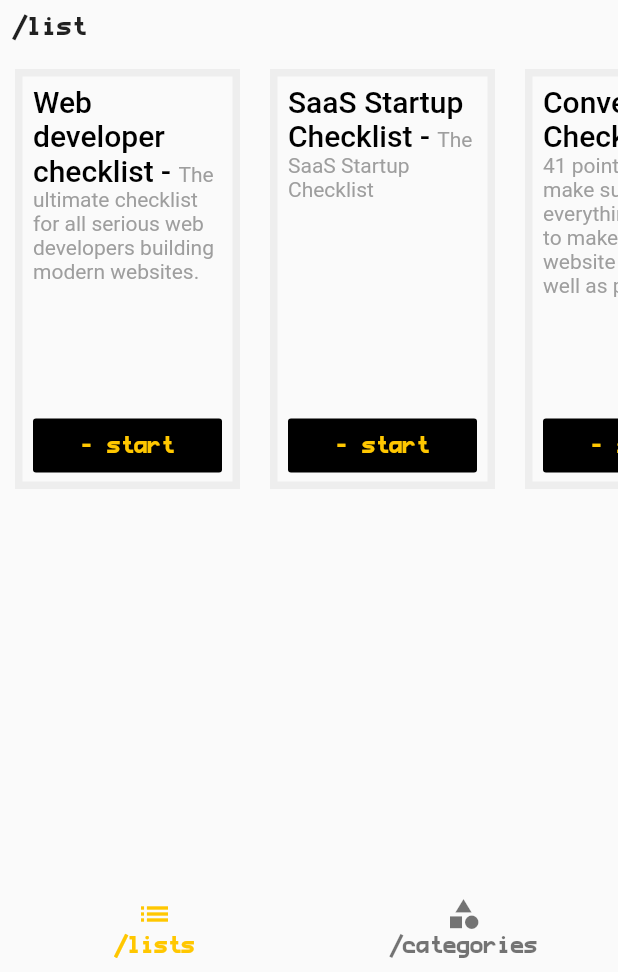
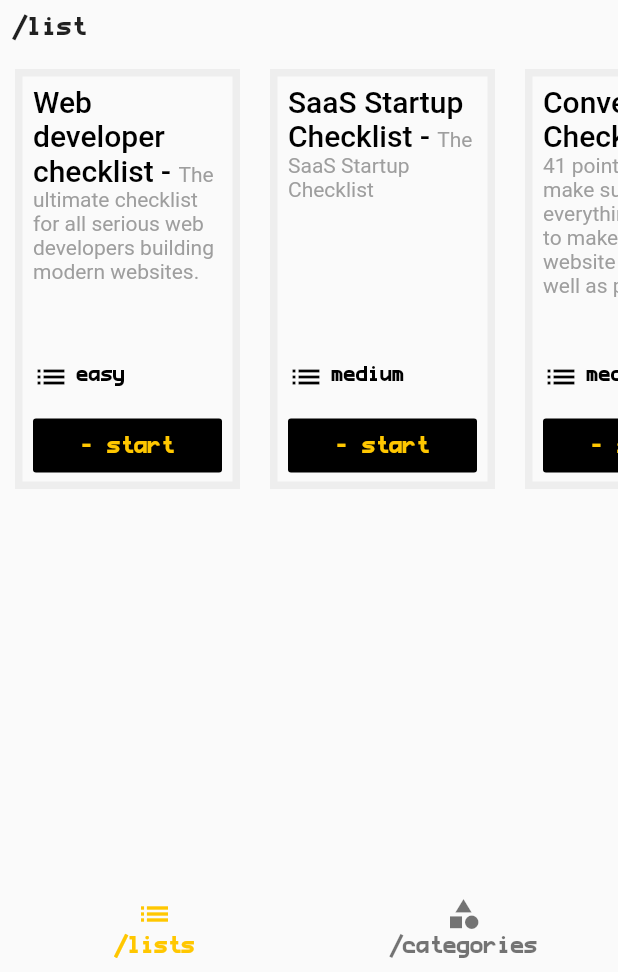
Before and after one commit to enriquesaid/checkthelists, a Flutter app: the screen it shows after launch, on a phone screen of 412 x 824 dp, the part 264-1236 px from its top. Run offline on Flutter 3.47's test engine with Material 2 defaults, Android fonts, the phone set to English and light mode, and no system bars; our stand-ins replace flutter_svg, mobx; missing offline and left inert: flutter_inappwebview; generated files the repository leaves out were written again.

```diff
--- a/lib/components/app_logo.dart
+++ b/lib/components/app_logo.dart
@@ -9,10 +9,12 @@ class AppLogo extends StatelessWidget {
     this.dark = false,
   }) : super(key: key);
 
+  String get logo => 'images/${dark ? 'LogoDark' : 'Logo'}.svg';
+
   @override
   Widget build(BuildContext context) {
     return SvgPicture.asset(
-      'images/${dark ? 'LogoDark' : 'Logo'}.svg',
+      logo,
       alignment: Alignment.topLeft,
     );
   }
--- a/lib/components/checklist_card.dart
+++ b/lib/components/checklist_card.dart
@@ -4,14 +4,12 @@ import 'package:flutter/material.dart';
 import 'package:flutter_inappwebview/flutter_inappwebview.dart';
 
 class CheckListCard extends StatelessWidget {
-  final int index;
   final Category category;
   final Checklist checklist;
   final ChromeSafariBrowser browser;
 
   const CheckListCard({
     Key key,
-    this.index = 0,
     this.checklist,
     this.category,
     this.browser
@@ -38,9 +36,11 @@ class CheckListCard extends StatelessWidget {
         ),
         child: Column(
           mainAxisSize: MainAxisSize.max,
+          mainAxisAlignment: MainAxisAlignment.spaceBetween,
           crossAxisAlignment: CrossAxisAlignment.stretch,
           children: <Widget>[
-            RichText(
+            Expanded(
+              child: RichText(
                 overflow: TextOverflow.ellipsis,
                 maxLines: 8,
                 text: TextSpan(
@@ -54,34 +54,41 @@ class CheckListCard extends StatelessWidget {
                   ]
                 )
               ),
-            Spacer(),
-            // Row(
-            //   children: <Widget>[
-            //     Icon(
-            //       Icons.list,
-            //       color: Theme.of(context).textTheme.subtitle.color
-            //     ),
-            //     SizedBox(width: 5),
-            //     Text(
-            //       checklist.difficulty,
-            //       style: Theme.of(context).textTheme.subtitle,
-            //       maxLines: 1,
-            //       overflow: TextOverflow.ellipsis,
-            //     )
-            //   ]
-            // ),
+            ),
+            SizedBox(height: 10),
+            Wrap(
+              children: <Widget>[
+                Icon(
+                  Icons.list,
+                  color: Theme.of(context).textTheme.subtitle.color
+                ),
+                SizedBox(width: 5),
+                Padding(
+                  padding: EdgeInsets.only(top: 3),
+                  child: Text(
+                    checklist.difficulty,
+                    style: Theme.of(context).textTheme.subtitle,
+                    maxLines: 1,
+                    overflow: TextOverflow.ellipsis,
+                  ),
+                )
+              ]
+            ),
             Visibility(
               visible: category.id != -1,
-              child: Row(
+              child: Wrap(
               children: <Widget>[
                   Icon(
                     Icons.category,
                     color: Theme.of(context).textTheme.subtitle.color
                   ),
                   SizedBox(width: 5),
-                  Text(
+                  Padding(
+                    padding: EdgeInsets.only(top: 6),
+                    child: Text(
                       '${category.label}',
                       style: Theme.of(context).textTheme.subtitle
+                    ),
                   )
                 ],
               ),
@@ -92,7 +99,7 @@ class CheckListCard extends StatelessWidget {
               textColor: Theme.of(context).accentColor,
               child: Text(buttonText),
               onPressed: () async {
-                await browser.open(
+                await browser?.open(
                   url: checklist.url,
                   options: ChromeSafariBrowserClassOptions(
                     android: AndroidChromeCustomTabsOptions(addShareButton: false),
--- a/lib/pages/lists.dart
+++ b/lib/pages/lists.dart
@@ -54,7 +54,6 @@ class _ListsState extends State<ListsPage> {
                   itemBuilder: (BuildContext buildContext, int i) => Padding(
                     padding: EdgeInsets.symmetric(horizontal: 10),
                     child: CheckListCard(
-                      index: i,
                       category: hasCategory ? _categoryById(checklists[i].category) : widget.category,
                       checklist: checklists[i],
                       browser: ChromeSafariBrowser(bFallback: InAppBrowser()),
```
Also changed, not shown: 3 other files. Lines whose indentation alone changed are shown as unchanged.
